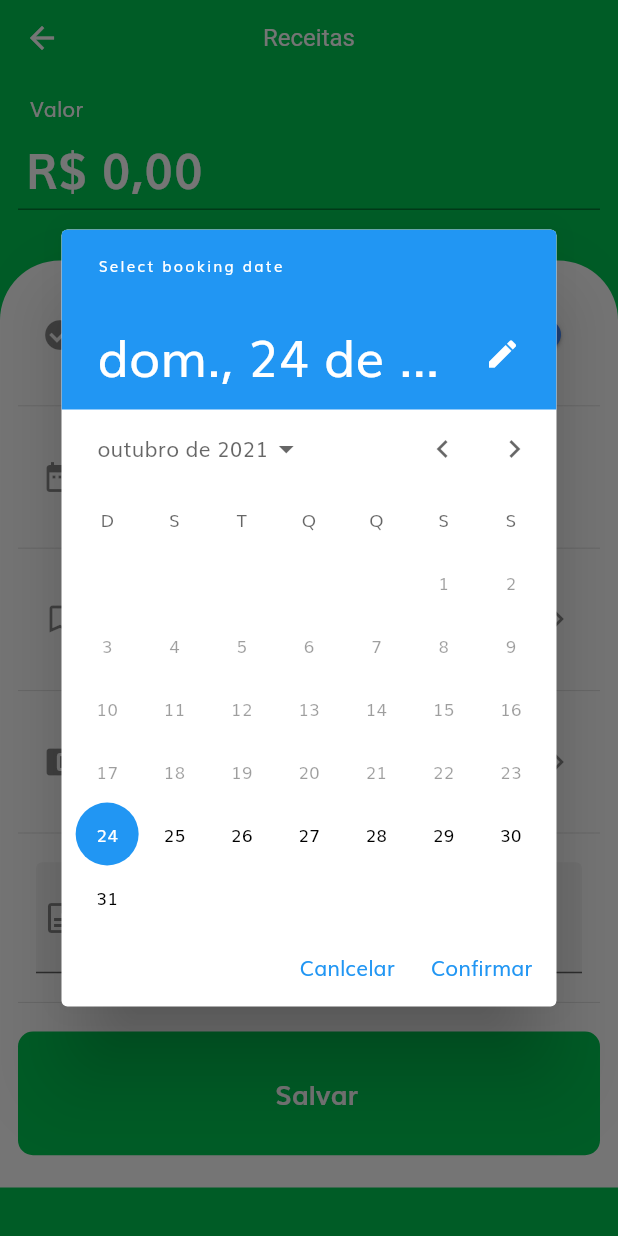
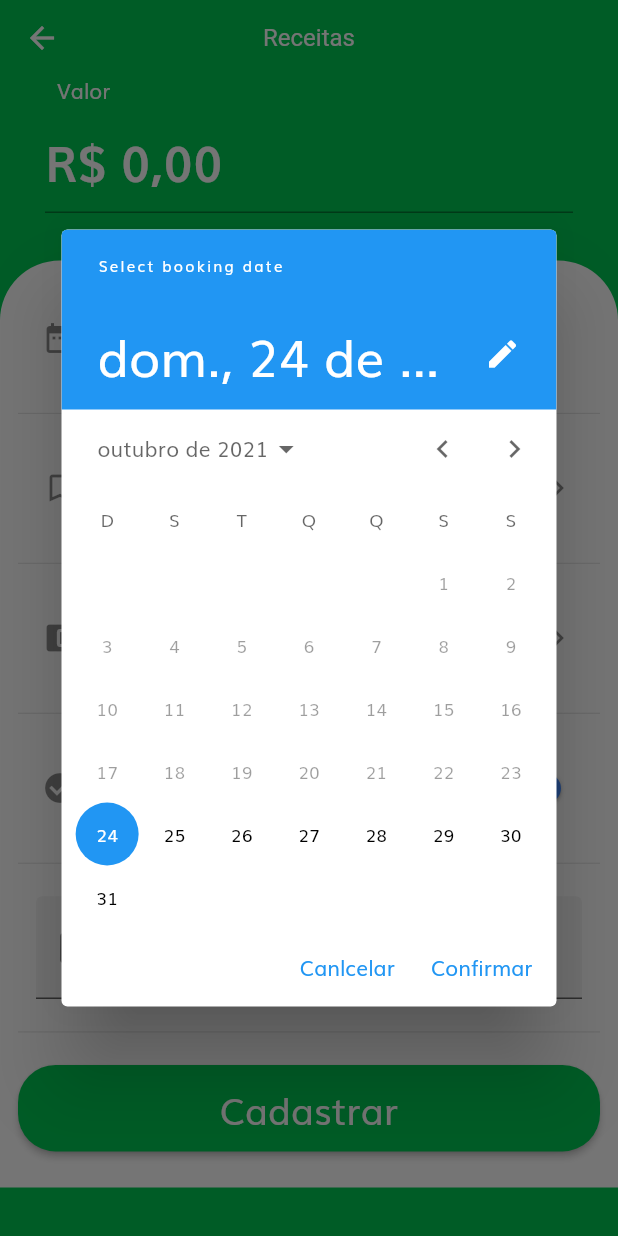
Before and after one commit to wagnervf/flutter-login-firebase, a Flutter app: the ReceitasView screen opened by its route, after a tap on an icon or button, on a phone screen of 412 x 824 dp. Run offline on Flutter 3.47's test engine with Material 2 defaults, Android fonts, the phone set to English and light mode, and no system bars; our stand-ins replace cloud_firestore, firebase_auth, firebase_core, firebase_storage, flutter_masked_text2, flutter_svg and 3 more; missing offline and left inert: validatorless; accounts and stored records are empty; network calls fail; statements that could not run were skipped.

Commit message:
Inicio form Receitas

```diff
--- a/lib/app/components/Listas/list_receitas.dart
+++ b/lib/app/components/Listas/list_receitas.dart
@@ -18,7 +18,6 @@ class ListReceitas extends StatelessWidget {
   Widget build(BuildContext context) {
     Size size = MediaQuery.of(context).size;
     return ListTile(
-      //contentPadding: EdgeInsets.zero,
       leading: const Icon(Icons.turned_in_not_outlined),
       title: Text(
         'Categoria',
@@ -26,7 +25,6 @@ class ListReceitas extends StatelessWidget {
       ),
       trailing: const Icon(Icons.keyboard_arrow_right),
       onTap: () => _openDialogBottom(size),
-      // selected: true,
     );
   }
 
@@ -46,6 +44,7 @@ class ListReceitas extends StatelessWidget {
                 subtitle: Text(subtitles[index]),
                 leading: Icon(icons[index]),
                 onTap: () {
+                  print(titles[index]);
                   Get.back();
                 },
                 hoverColor: Colors.amber,
--- a/lib/app/components/buttom_nav_bar.dart
+++ b/lib/app/components/buttom_nav_bar.dart
@@ -10,7 +10,7 @@ import 'package:flutter_loggin_firebase/app/shared/size_config.dart';
 import 'package:flutter_loggin_firebase/app/theme.dart';
 import 'package:get/get.dart';
 
-import 'componentsUtils.dart';
+import 'components_utils.dart';
 import 'constants.dart';
 
 class BottomNavBar extends StatelessWidget {
@@ -68,6 +68,7 @@ class BottomNavBar extends StatelessWidget {
             topRight: Radius.circular(120),
           ),
         ),
+        backgroundColor: Colors.transparent,
         context: context,
         builder: (BuildContext bc) {
           return Container(
@@ -143,7 +144,7 @@ class BottomNavBar extends StatelessWidget {
         alignment: Alignment.center,
         padding: const EdgeInsets.all(18.0),
         shape: RoundedRectangleBorder(
-          borderRadius: BorderRadius.circular(60),
+          borderRadius: BorderRadius.circular(80),
         ),
       ),
     );
--- a/lib/app/components/componentsUtils.dart
+++ b/lib/app/components/components_utils.dart
@@ -22,8 +22,8 @@ class Componentsutils {
         mainAxisAlignment: MainAxisAlignment.start,
         crossAxisAlignment: CrossAxisAlignment.start,
         children: [
-          Padding(
-            padding: const EdgeInsets.only(left: 8.0),
+          const Padding(
+            padding: EdgeInsets.only(left: 8.0),
             child: Text(
               "Valor",
               style: TextStyle(color: Colors.white),
--- a/lib/app/modules/despesas/views/despesas_view.dart
+++ b/lib/app/modules/despesas/views/despesas_view.dart
@@ -8,7 +8,7 @@ import '../controllers/despesas_controller.dart';
 import 'package:flutter/material.dart';
 import 'package:flutter_loggin_firebase/app/components/app_bar.dart';
 import 'package:flutter_loggin_firebase/app/components/bottomSheet.dart';
-import 'package:flutter_loggin_firebase/app/components/componentsUtils.dart';
+import 'package:flutter_loggin_firebase/app/components/components_utils.dart';
 import 'package:flutter_loggin_firebase/app/components/constants.dart';
 import 'package:flutter_loggin_firebase/app/components/customSwitch.dart';
 import 'package:flutter_loggin_firebase/app/components/decorations.dart';
--- a/lib/app/modules/login/views/login_view.dart
+++ b/lib/app/modules/login/views/login_view.dart
@@ -52,7 +52,7 @@ class _LoginViewState extends State<LoginView> {
               ), //let's create a common header widget
 
               Container(
-                height: getHeight(context) - 130,
+                height: getHeight(context) - 120,
                 width: double.infinity,
                 padding: const EdgeInsets.all(4.0),
                 margin: const EdgeInsets.symmetric(horizontal: 24.0),
--- a/lib/app/modules/receitas/views/receitas_view.dart
+++ b/lib/app/modules/receitas/views/receitas_view.dart
@@ -4,31 +4,74 @@ import 'package:flutter_loggin_firebase/app/components/Listas/list_despesas.dart
 import 'package:flutter_loggin_firebase/app/components/Listas/list_receitas.dart';
 import 'package:flutter_loggin_firebase/app/components/app_bar.dart';
 import 'package:flutter_loggin_firebase/app/components/bottomSheet.dart';
-import 'package:flutter_loggin_firebase/app/components/componentsUtils.dart';
+import 'package:flutter_loggin_firebase/app/components/components_utils.dart';
 import 'package:flutter_loggin_firebase/app/components/constants.dart';
 import 'package:flutter_loggin_firebase/app/components/customSwitch.dart';
 import 'package:flutter_loggin_firebase/app/components/decorations.dart';
 import 'package:flutter_loggin_firebase/app/components/order_button.dart';
 import 'package:flutter_loggin_firebase/app/components/select_date.dart';
+import 'package:flutter_loggin_firebase/app/modules/login/controllers/login_controller.dart';
+import 'package:flutter_loggin_firebase/app/shared/size_config.dart';
 import 'package:flutter_masked_text2/flutter_masked_text2.dart';
 
 import 'package:get/get.dart';
+import 'package:intl/intl.dart';
+import 'package:validatorless/validatorless.dart';
 
+import '../../../theme.dart';
 import '../controllers/receitas_controller.dart';
 
-class ReceitasView extends GetView<ReceitasController> {
+class ReceitasView extends StatefulWidget {
+  @override
+  State<ReceitasView> createState() => _ReceitasViewState();
+}
+
+class _ReceitasViewState extends State<ReceitasView> {
   final titles = ["List 1", "List 2", "List 3"];
+
   final subtitles = [
     "Here is list 1 subtitle",
     "Here is list 2 subtitle",
     "Here is list 3 subtitle"
   ];
+
   final icons = [Icons.ac_unit, Icons.access_alarm, Icons.access_time];
-  final TextEditingController controlValor =
+
+  final TextEditingController _controlDescricao = TextEditingController();
+
+  final isSwitched = true;
+
+  final isSwitchedC = false;
+
+  final loginController = Get.put(LoginController());
+
+  final _formKeyReceita = GlobalKey<FormState>();
+  final TextEditingController _valor =
       MoneyMaskedTextController(leftSymbol: 'R\$ ');
-  final TextEditingController _controlDescricao = TextEditingController();
-  final isSwitched = true;
-  final isSwitchedC = false;
+  //final _valor = TextEditingController();
+  final _data = TextEditingController();
+  final _categoria = TextEditingController();
+  final _conta = TextEditingController();
+  final _pago = TextEditingController();
+  final _descricao = TextEditingController();
+
+  @override
+  void initState() {
+    // _pago = false;
+    _data.text = DateTime.now().toString();
+    super.initState();
+  }
+
+  @override
+  void dispose() {
+    _valor.dispose();
+    _data.dispose();
+    _categoria.dispose();
+    _conta.dispose();
+    _pago.dispose();
+    _descricao.dispose();
+    super.dispose();
+  }
 
   @override
   Widget build(BuildContext context) {
@@ -59,12 +102,14 @@ class ReceitasView extends GetView<ReceitasController> {
       height: size.height * .15,
       width: double.infinity,
       alignment: Alignment.topCenter,
-      child: Componentsutils.buildInputValor(controlValor),
+      child: buildInputValor(),
     );
   }
 
-  Container buildBodyReceitas(Size size) {
-    return Container(
+  Form buildBodyReceitas(Size size) {
+    return Form(
+      key: _formKeyReceita,
+      child: Container(
         decoration: Decorations.boxDecorationCircular(),
         height: size.height * .75,
         padding: const EdgeInsets.symmetric(horizontal: 12.0),
@@ -72,42 +117,178 @@ class ReceitasView extends GetView<ReceitasController> {
           mainAxisAlignment: MainAxisAlignment.spaceBetween,
           children: [
             const SizedBox(height: 10),
+            selectData(),
+            const Divider(),
+            ListReceitas(),
+            const Divider(),
+            ListContas(),
+            const Divider(),
             CustomSwitch(
               icon: Icons.check_circle,
               label: 'Pago',
               isSwitched: isSwitched,
             ),
             const Divider(),
-          //Data
-          SelectDate(),
+            textFormDescricao(),
             const Divider(),
-          ListReceitas(),
-          const Divider(),
-          ListContas(),
-          const Divider(),
-
-          //Campo Descição
-
-          Container(
-            padding: const EdgeInsets.symmetric(horizontal: 12.0),
-            child: TextFormField(
-              controller: _controlDescricao,
-              cursorColor: kColorReceitas,
-              decoration: Componentsutils.buildInputDecoration('Descrição'),
+            buttonCadastrar(context),
+            const SizedBox(height: 10)
+          ],
         ),
       ),
+    );
+  }
 
-          const Divider(),
-
-          ButtonSalvar(
-            size: size,
-            color: kColorReceitas,
-            press: () {},
+  Container buildInputValor() {
+    return Container(
+      padding: const EdgeInsets.symmetric(horizontal: 30.0),
+      child: Column(
+        mainAxisAlignment: MainAxisAlignment.start,
+        crossAxisAlignment: CrossAxisAlignment.start,
+        children: [
+          const Padding(
+            padding: EdgeInsets.only(left: 8.0),
+            child: Text(
+              "Valor",
+              style: TextStyle(color: Colors.white),
             ),
-
-          const SizedBox(height: 10)
+          ),
+          TextFormField(
+            controller: _valor,
+            cursorColor: Colors.grey,
+            keyboardType: TextInputType.number,
+            textAlign: TextAlign.left,
+            style: const TextStyle(
+              fontSize: 32,
+              color: Colors.white,
+              fontWeight: FontWeight.bold,
+            ),
+            decoration: inputDecorationValor(),
+            validator: Validatorless.multiple(
+              [
+                Validatorless.required('O valor é obrigatório'),
+              ],
+            ),
+          ),
         ],
       ),
     );
   }
+
+  Padding textFormDescricao() {
+    return Padding(
+      padding: const EdgeInsets.symmetric(horizontal: 12.0),
+      child: TextFormField(
+        decoration: const InputDecoration(
+          labelText: "Descrição",
+          // hintText: "Digite seu nome",
+          prefixIcon: Icon(Icons.description),
+          filled: true,
+        ),
+        style: const TextStyle(
+          fontSize: 18,
+          decoration: TextDecoration.none,
+        ),
+        keyboardType: TextInputType.text,
+        controller: _descricao,
+      ),
+    );
   }
+
+  ListTile selectData() {
+    return ListTile(
+      leading: const Icon(Icons.date_range),
+      title: Text(
+        dateFormat(selectedDate),
+        style: TextStyle(
+            color: Colors.grey[700],
+            fontWeight: FontWeight.bold,
+            fontSize: 18.0),
+      ),
+      onTap: () => _selectDate(context),
+    );
+  }
+
+  DateTime selectedDate = DateTime.now();
+  _selectDate(BuildContext context) async {
+    final DateTime? picked = await showDatePicker(
+      context: context,
+      initialDate: selectedDate,
+      firstDate: DateTime(DateTime.now().year),
+      lastDate: DateTime(2025),
+      initialEntryMode: DatePickerEntryMode.calendar,
+      selectableDayPredicate: _decideWhichDayToEnable,
+      helpText: 'Select booking date', // Can be used as title
+      cancelText: 'Canlcelar',
+      confirmText: 'Confirmar',
+      errorFormatText: 'Enter valid date',
+      errorInvalidText: 'Enter date in valid range',
+      fieldLabelText: 'Booking date',
+      fieldHintText: 'Month/Date/Year',
+    );
+    if (picked != null && picked != selectedDate) {
+      setState(() {
+        selectedDate = picked;
+        _data.text = picked.toString();
+      });
+    }
+  }
+
+  bool _decideWhichDayToEnable(DateTime day) {
+    if ((day.isAfter(DateTime.now().subtract(const Duration(days: 1))) &&
+        day.isBefore(DateTime.now().add(const Duration(days: 10))))) {
+      return true;
+    }
+    return false;
+  }
+
+  String dateFormat(data) {
+    return DateFormat("dd/MM/yyyy", 'pt_Br').format(data);
+  }
+
+  SizedBox buttonCadastrar(BuildContext context) {
+    return SizedBox(
+        width: double.infinity,
+        height: getHeight(context) * .07,
+        child: Obx(() => ElevatedButton(
+            onPressed: () => _submit(_formKeyReceita),
+            child: loginController.loading
+                ? showLoading()
+                : Text(
+                    'Cadastrar',
+                    style: TextStyle(
+                      fontSize: getHeight(context) * .03,
+                      color: Colors.white,
+                    ),
+                  ),
+            style: ElevatedButton.styleFrom(
+                primary: kColorReceitas,
+                shape: RoundedRectangleBorder(
+                  borderRadius: BorderRadius.circular(25),
+                )))));
+  }
+
+  _submit(_formKey) {
+    var formValid = _formKey.currentState?.validate() ?? false;
+    if (formValid) {
+      Map<String, dynamic> userData = {
+        "pago": _pago.text,
+        "valor": _valor.text,
+        "data": _data.text,
+        "categoria": _categoria.text,
+        "conta": _conta.text,
+        "descricao": _descricao.text,
+      };
+
+      print(userData);
+
+      // loginController.createUserFirebase(
+      //   userData: userData,
+      //   password: _password.text,
+      // );
+
+    }
+  }
+
+  static inputDecorationValor() {}
+}
```
Lines whose indentation alone changed are shown as unchanged.
